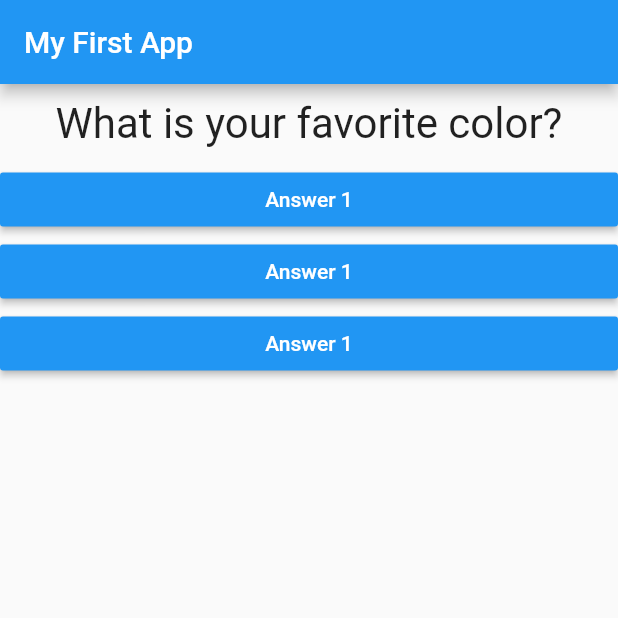
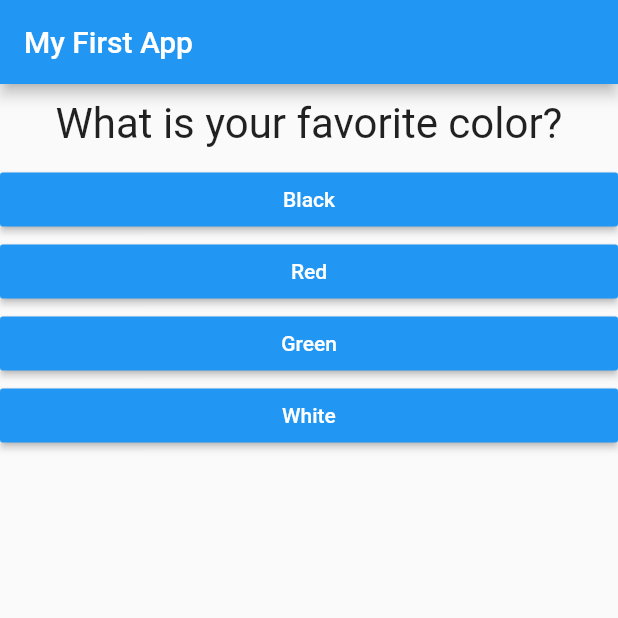
Before and after one commit to OlehPiskorskyj/FlutterCourse1, a Flutter app: the screen it shows after launch, on a phone screen of 412 x 824 dp, the top half of it. Run offline on Flutter 3.47's test engine with Material 2 defaults, Android fonts, the phone set to English and light mode, and no system bars.

Commit message:
- finished lesson 45

```diff
--- a/flutter_complete_guide/lib/answer.dart
+++ b/flutter_complete_guide/lib/answer.dart
@@ -2,8 +2,9 @@ import 'package:flutter/material.dart';
 
 class Answer extends StatelessWidget {
   final VoidCallback selectHandler;
+  final String answerText;
 
-  Answer(this.selectHandler);
+  Answer(this.selectHandler, this.answerText);
 
   @override
   Widget build(BuildContext context) {
@@ -12,7 +13,7 @@ class Answer extends StatelessWidget {
       child: RaisedButton(
         color: Colors.blue,
         textColor: Colors.white,
-        child: Text("Answer 1"),
+        child: Text(answerText),
         onPressed: selectHandler,
       ),
     );
--- a/flutter_complete_guide/lib/main.dart
+++ b/flutter_complete_guide/lib/main.dart
@@ -50,9 +50,10 @@ class _MyAppState extends State<MyApp> {
             Question(
               questions[_questionIndex]["questionText"],
             ),
-            Answer(_answerQuestion),
-            Answer(_answerQuestion),
-            Answer(_answerQuestion),
+            ...(questions[_questionIndex]["answers"] as List<String>)
+                .map((answer) {
+              return Answer(_answerQuestion, answer);
+            }).toList(),
           ],
         ),
       ),
```
